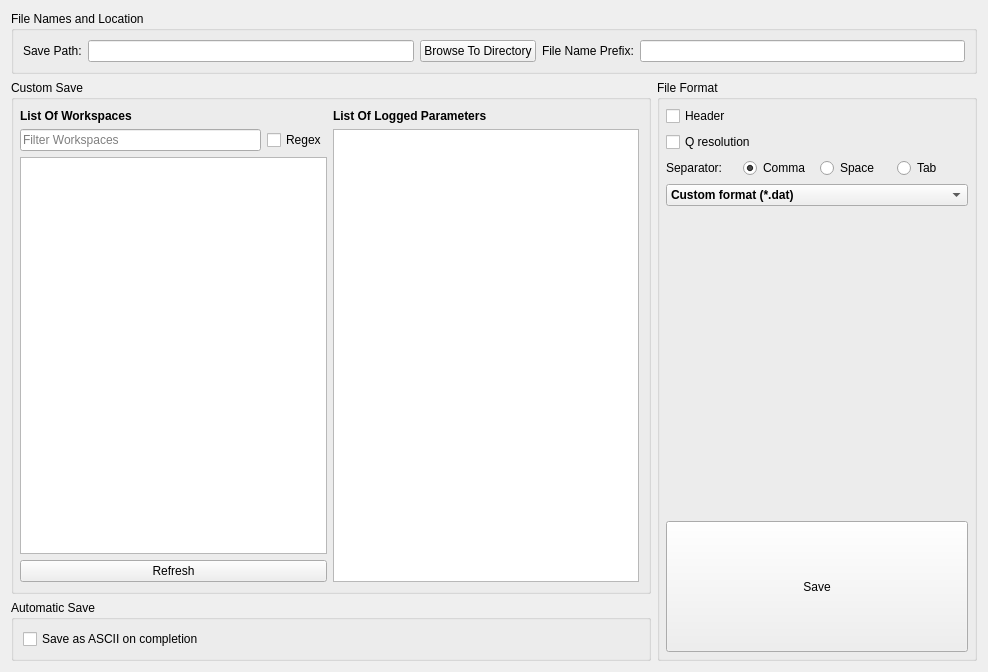
mantidproject/mantid, file qt/scientific_interfaces/ISISReflectometry/GUI/Save/SaveWidget.ui: the form before one commit.
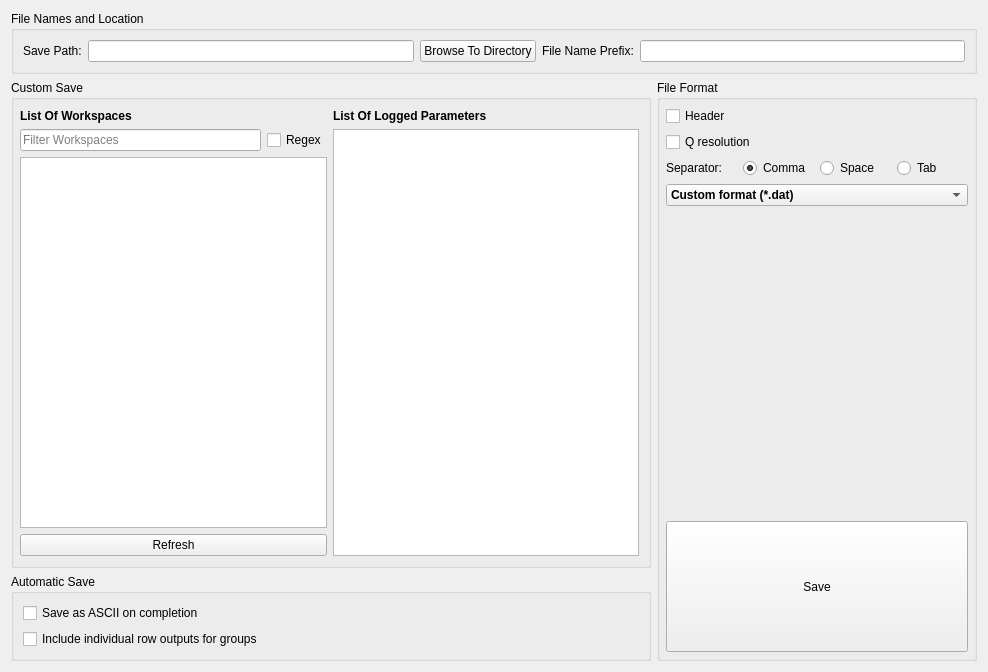
The form after the commit.

Commit message: Add checkbox for saving group rows plus methods to access its value

```diff
--- a/qt/scientific_interfaces/ISISReflectometry/GUI/Save/SaveWidget.ui
+++ b/qt/scientific_interfaces/ISISReflectometry/GUI/Save/SaveWidget.ui
@@ -155,6 +155,16 @@
             </property>
            </widget>
           </item>
+          <item>
+           <widget class="QCheckBox" name="saveIndividualRowsCheckBox">
+            <property name="enabled">
+             <bool>true</bool>
+            </property>
+            <property name="text">
+             <string>Include individual row outputs for groups</string>
+            </property>
+           </widget>
+          </item>
          </layout>
         </widget>
        </item>
```
The commit also changes 8 other files.
